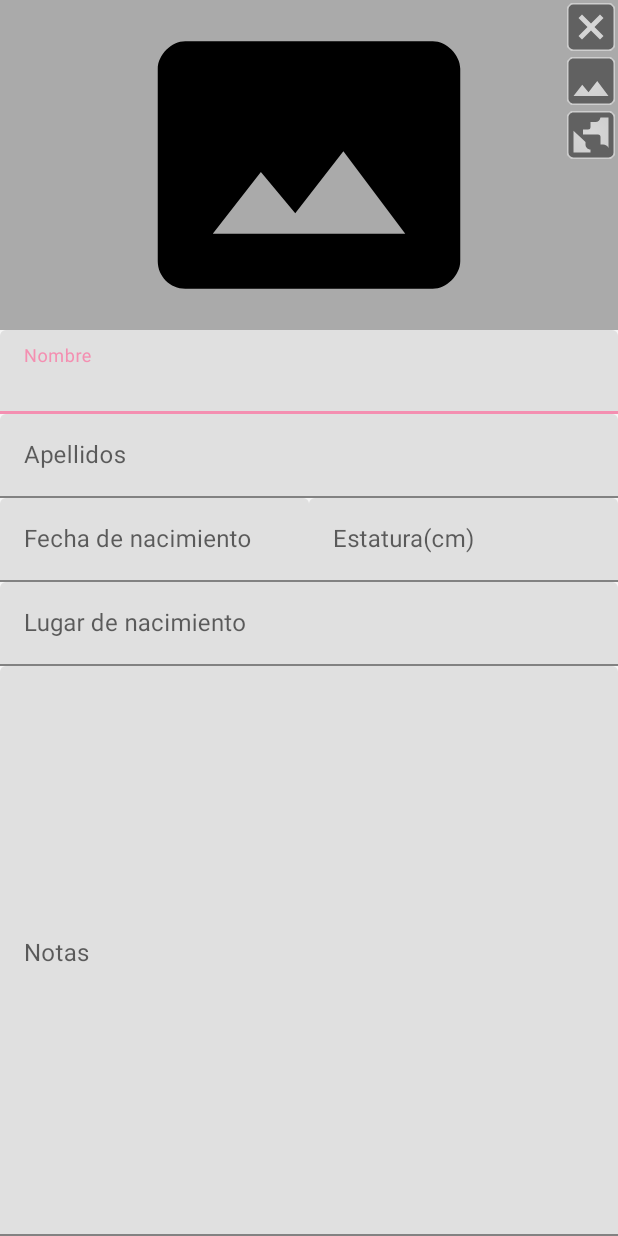
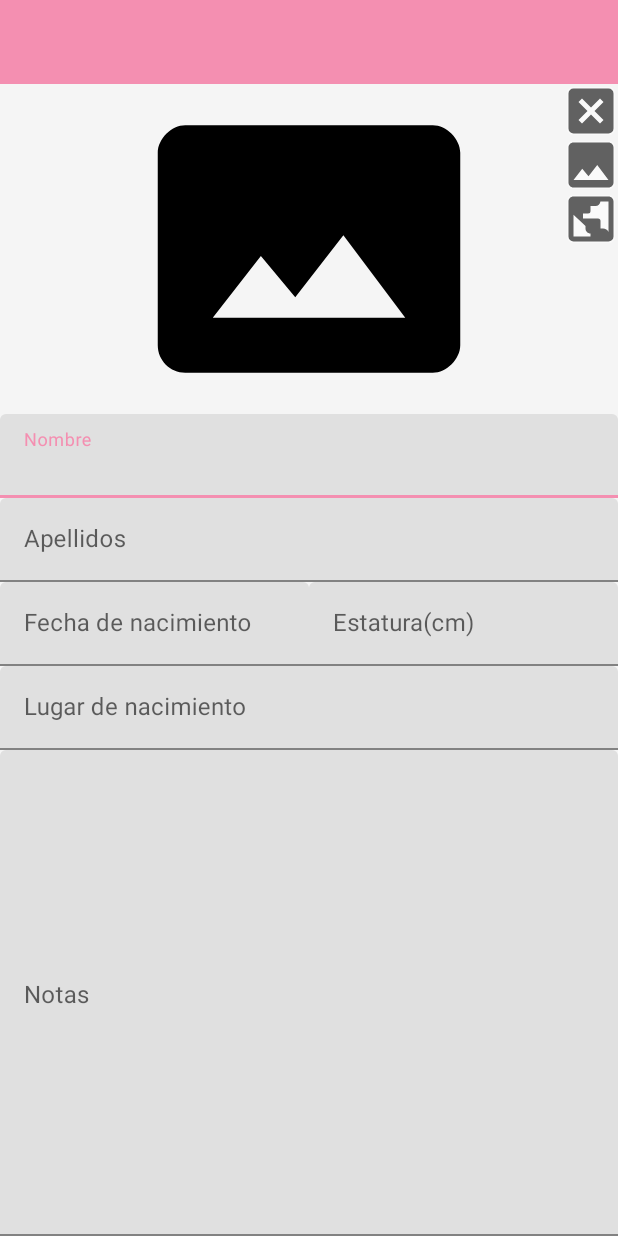
Before and after one commit to jmerino12/MDTop-Base, an Android app: the AddArtistActivity screen opened directly, with no data from a screen before it, on a phone screen of 412 x 824 dp. Run offline under Robolectric (Android 15) with nearby library versions, the phone set to English and light mode, and no system bars; our stand-ins replace ButterKnife; libraries missing offline, so code that uses them is left out: com.raizlabs.android; pictures from the network do not load; 1 statement that could not run was skipped.

Commit message:
Rediseño add artist

```diff
--- a/app/src/main/java/com/alain/cursos/top/AddArtistActivity.kt
+++ b/app/src/main/java/com/alain/cursos/top/AddArtistActivity.kt
@@ -20,6 +20,7 @@ import butterknife.OnClick
 import com.bumptech.glide.Glide
 import com.bumptech.glide.load.engine.DiskCacheStrategy
 import com.bumptech.glide.request.RequestOptions
+import com.google.android.material.appbar.MaterialToolbar
 import com.google.android.material.textfield.TextInputEditText
 import java.text.SimpleDateFormat
 import java.util.*
@@ -66,6 +67,10 @@ class AddArtistActivity : AppCompatActivity(), OnDateSetListener {
     @BindView(R.id.etNotas)
     var etNotas: TextInputEditText? = null
 
+    @JvmField
+    @BindView(R.id.toolbar)
+    var toolbar: MaterialToolbar? = null
+
     private var mArtista: Artista? = null
     private var mCalendar: Calendar? = null
 
@@ -80,6 +85,7 @@ class AddArtistActivity : AppCompatActivity(), OnDateSetListener {
     }
 
     private fun configActionBar() {
+        setSupportActionBar(toolbar)
         val actionBar = supportActionBar
         actionBar?.setDisplayHomeAsUpEnabled(true)
     }
--- a/app/src/main/res/drawable/ic_check.xml
+++ b/app/src/main/res/drawable/ic_check.xml
@@ -4,6 +4,6 @@
         android:viewportWidth="24.0"
         android:viewportHeight="24.0">
     <path
-        android:fillColor="#fff"
+        android:fillColor="#000"
         android:pathData="M9,16.17L4.83,12l-1.42,1.41L9,19 21,7l-1.41,-1.41z"/>
 </vector>
--- a/app/src/main/res/layout/activity_add_artist.xml
+++ b/app/src/main/res/layout/activity_add_artist.xml
@@ -1,11 +1,31 @@
 <?xml version="1.0" encoding="utf-8"?>
-<ScrollView xmlns:android="http://schemas.android.com/apk/res/android"
+<androidx.coordinatorlayout.widget.CoordinatorLayout xmlns:android="http://schemas.android.com/apk/res/android"
     xmlns:app="http://schemas.android.com/apk/res-auto"
     xmlns:tools="http://schemas.android.com/tools"
+    android:id="@+id/coordinator"
+    android:layout_width="match_parent"
+    android:layout_height="match_parent"
+    android:fitsSystemWindows="true"
+    tools:context="com.alain.cursos.top.AddArtistActivity">
+
+    <com.google.android.material.appbar.AppBarLayout
+        android:layout_width="match_parent"
+        android:layout_height="wrap_content"
+        android:fitsSystemWindows="true"
+        app:liftOnScroll="true">
+
+        <com.google.android.material.appbar.MaterialToolbar
+            android:id="@+id/toolbar"
+            style="?toolbarStyle"
+            android:layout_width="match_parent"
+            android:layout_height="match_parent" />
+
+    </com.google.android.material.appbar.AppBarLayout>
+
+    <androidx.core.widget.NestedScrollView
         android:layout_width="match_parent"
         android:layout_height="match_parent"
         android:fillViewport="true"
-    tools:context="com.alain.cursos.top.AddArtistActivity"
         app:layout_behavior="@string/appbar_scrolling_view_behavior">
 
         <LinearLayout
@@ -21,8 +41,8 @@
                     android:id="@+id/imgFoto"
                     android:layout_width="match_parent"
                     android:layout_height="@dimen/app_bar_height"
-                android:background="@android:color/darker_gray"
-                android:src="@drawable/ic_photo_size_select_actual"/>
+                    android:src="@drawable/ic_photo_size_select_actual"
+                    android:tint="@color/color_on_background" />
 
                 <LinearLayout
                     android:layout_width="wrap_content"
@@ -31,101 +51,110 @@
                     android:orientation="vertical">
 
                     <androidx.appcompat.widget.AppCompatImageView
-                    style="@style/AppTheme.ImageViewButton"
                         android:id="@+id/imgDeleteFoto"
-                    android:src="@drawable/ic_close_box"/>
+                        style="@style/ImageViewButton"
+                        android:src="@drawable/ic_close_box" />
+
                     <androidx.appcompat.widget.AppCompatImageView
-                    style="@style/AppTheme.ImageViewButton"
                         android:id="@+id/imgFromGallery"
-                    android:src="@drawable/ic_image"/>
+                        style="@style/ImageViewButton"
+                        android:src="@drawable/ic_image" />
+
                     <androidx.appcompat.widget.AppCompatImageView
-                    style="@style/AppTheme.ImageViewButton"
                         android:id="@+id/imgFromUrl"
-                    android:src="@drawable/ic_earth_box"/>
+                        style="@style/ImageViewButton"
+                        android:src="@drawable/ic_earth_box" />
                 </LinearLayout>
             </FrameLayout>
 
             <com.google.android.material.textfield.TextInputLayout
                 android:layout_width="match_parent"
                 android:layout_height="wrap_content">
+
                 <com.google.android.material.textfield.TextInputEditText
                     android:id="@+id/etNombre"
                     android:layout_width="match_parent"
                     android:layout_height="wrap_content"
                     android:hint="@string/artist_hint_nombre"
                     android:inputType="textPersonName|textCapWords"
-                android:maxLength="@integer/nombre_maxLenght"/>
+                    android:maxLength="@integer/nombre_maxLenght" />
             </com.google.android.material.textfield.TextInputLayout>
 
             <com.google.android.material.textfield.TextInputLayout
                 android:layout_width="match_parent"
                 android:layout_height="wrap_content">
+
                 <com.google.android.material.textfield.TextInputEditText
                     android:id="@+id/etApellidos"
                     android:layout_width="match_parent"
                     android:layout_height="wrap_content"
                     android:hint="@string/artist_hint_apellidos"
+                    android:imeOptions="actionNext"
                     android:inputType="textPersonName|textCapWords"
                     android:maxLength="@integer/nombre_maxLenght"
-                android:imeOptions="actionNext"
-                android:nextFocusForward="@id/etEstatura"/>
+                    android:nextFocusForward="@id/etEstatura" />
             </com.google.android.material.textfield.TextInputLayout>
 
             <LinearLayout
                 android:layout_width="match_parent"
                 android:layout_height="wrap_content"
-            android:orientation="horizontal"
-            android:baselineAligned="false">
+                android:baselineAligned="false"
+                android:orientation="horizontal">
 
                 <com.google.android.material.textfield.TextInputLayout
                     android:layout_width="0dp"
                     android:layout_height="wrap_content"
                     android:layout_weight="50">
+
                     <com.google.android.material.textfield.TextInputEditText
                         android:id="@+id/etFechaNacimiento"
                         android:layout_width="match_parent"
                         android:layout_height="wrap_content"
-                    android:hint="@string/artist_hint_fechaNacimiento"
-                    android:focusableInTouchMode="false"/>
+                        android:focusableInTouchMode="false"
+                        android:hint="@string/artist_hint_fechaNacimiento" />
                 </com.google.android.material.textfield.TextInputLayout>
 
                 <com.google.android.material.textfield.TextInputLayout
                     android:layout_width="0dp"
                     android:layout_height="wrap_content"
                     android:layout_weight="50">
+
                     <com.google.android.material.textfield.TextInputEditText
                         android:id="@+id/etEstatura"
                         android:layout_width="match_parent"
                         android:layout_height="wrap_content"
                         android:hint="@string/artist_hint_estatura"
                         android:inputType="number"
-                    android:maxLength="@integer/estatura_maxLenght"/>
+                        android:maxLength="@integer/estatura_maxLenght" />
                 </com.google.android.material.textfield.TextInputLayout>
             </LinearLayout>
 
             <com.google.android.material.textfield.TextInputLayout
                 android:layout_width="match_parent"
                 android:layout_height="wrap_content">
+
                 <com.google.android.material.textfield.TextInputEditText
                     android:id="@+id/etLugarNacimiento"
                     android:layout_width="match_parent"
                     android:layout_height="wrap_content"
                     android:hint="@string/artist_hint_lugarNacimiento"
                     android:inputType="textAutoComplete"
-                android:maxLength="@integer/lugarNacimiento_maxLenght"/>
+                    android:maxLength="@integer/lugarNacimiento_maxLenght" />
             </com.google.android.material.textfield.TextInputLayout>
 
             <com.google.android.material.textfield.TextInputLayout
                 android:layout_width="match_parent"
                 android:layout_height="match_parent">
+
                 <com.google.android.material.textfield.TextInputEditText
                     android:id="@+id/etNotas"
                     android:layout_width="match_parent"
                     android:layout_height="match_parent"
+                    android:gravity="top|start"
                     android:hint="@string/artist_hint_notas"
-                android:gravity="top|start"
                     android:inputType="textMultiLine"
-                android:maxLength="@integer/notas_maxLenght"/>
+                    android:maxLength="@integer/notas_maxLenght" />
             </com.google.android.material.textfield.TextInputLayout>
         </LinearLayout>
-</ScrollView>
+    </androidx.core.widget.NestedScrollView>
+</androidx.coordinatorlayout.widget.CoordinatorLayout>
--- a/app/src/main/res/layout/activity_detalle.xml
+++ b/app/src/main/res/layout/activity_detalle.xml
@@ -43,15 +43,15 @@
                     android:layout_marginTop="?attr/actionBarSize">
 
                     <androidx.appcompat.widget.AppCompatImageView
-                        style="@style/AppTheme.ImageViewButton"
+                        style="@style/ImageViewButton"
                         android:id="@+id/imgDeleteFoto"
                         android:src="@drawable/ic_close_box"/>
                     <androidx.appcompat.widget.AppCompatImageView
-                        style="@style/AppTheme.ImageViewButton"
+                        style="@style/ImageViewButton"
                         android:id="@+id/imgFromGallery"
                         android:src="@drawable/ic_image"/>
                     <androidx.appcompat.widget.AppCompatImageView
-                        style="@style/AppTheme.ImageViewButton"
+                        style="@style/ImageViewButton"
                         android:id="@+id/imgFromUrl"
                         android:src="@drawable/ic_earth_box"/>
                 </LinearLayout>
--- a/app/src/main/res/values/styles.xml
+++ b/app/src/main/res/values/styles.xml
@@ -17,7 +17,7 @@
 
     <style name="AppTheme.PopupOverlay" parent="ThemeOverlay.AppCompat.Light" />
 
-    <style name="AppTheme.ImageViewButton">
+    <style name="ImageViewButton">
         <item name="android:layout_width">wrap_content</item>
         <item name="android:layout_height">wrap_content</item>
         <item name="android:background">@drawable/background_image_button</item>
```
Lines whose indentation alone changed are shown as unchanged.
